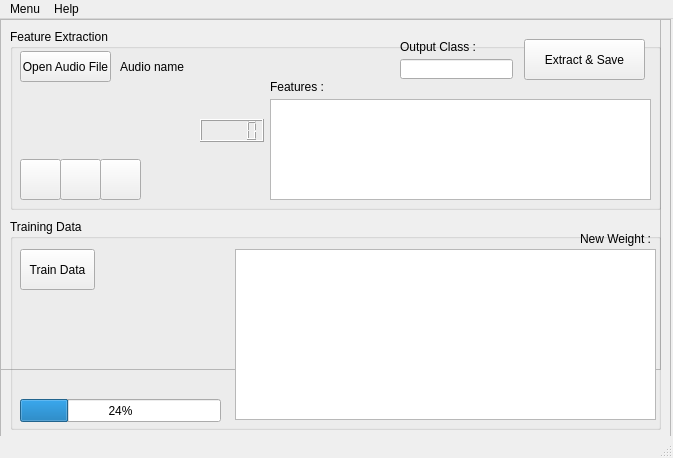
Above: Program/view/ui_files/MainWindow.ui from sukorenomw/MFCC-and-LVQ-for-TDSV before the change. Below: the same form after it.
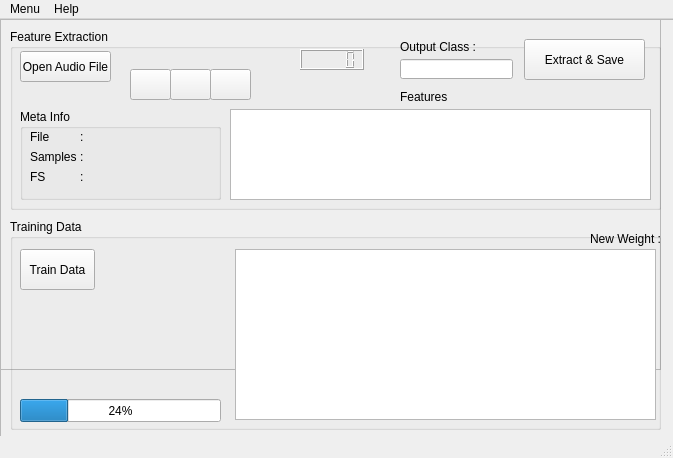
That is the form after the change. Icons and pictures are not drawn. Custom widgets are drawn as their Qt base class.

The edit to the form file:
```diff
--- a/Program/view/ui_files/MainWindow.ui
+++ b/Program/view/ui_files/MainWindow.ui
@@ -61,7 +61,7 @@
      <rect>
       <x>0</x>
       <y>0</y>
-      <width>671</width>
+      <width>681</width>
       <height>421</height>
      </rect>
     </property>
@@ -99,25 +99,6 @@
        <string>Open Audio File</string>
       </property>
      </widget>
-     <widget class="QLabel" name="audioFilenameLbl">
-      <property name="geometry">
-       <rect>
-        <x>110</x>
-        <y>30</y>
-        <width>151</width>
-        <height>16</height>
-       </rect>
-      </property>
-      <property name="font">
-       <font>
-        <weight>50</weight>
-        <bold>false</bold>
-       </font>
-      </property>
-      <property name="text">
-       <string>Audio name</string>
-      </property>
-     </widget>
      <widget class="QLineEdit" name="audioClassInput">
       <property name="geometry">
        <rect>
@@ -157,19 +138,19 @@
      <widget class="QTableWidget" name="featuresTbl">
       <property name="geometry">
        <rect>
-        <x>260</x>
-        <y>70</y>
-        <width>381</width>
-        <height>101</height>
+        <x>220</x>
+        <y>80</y>
+        <width>421</width>
+        <height>91</height>
        </rect>
       </property>
      </widget>
      <widget class="QLabel" name="featureExtLbl">
       <property name="geometry">
        <rect>
-        <x>260</x>
-        <y>50</y>
-        <width>81</width>
+        <x>390</x>
+        <y>60</y>
+        <width>51</width>
         <height>16</height>
        </rect>
       </property>
@@ -180,40 +161,40 @@
      <widget class="Phonon::SeekSlider" name="seekSlider">
       <property name="geometry">
        <rect>
-        <x>10</x>
-        <y>90</y>
-        <width>171</width>
-        <height>22</height>
+        <x>120</x>
+        <y>20</y>
+        <width>161</width>
+        <height>16</height>
        </rect>
       </property>
      </widget>
      <widget class="QLCDNumber" name="lcdNumber">
       <property name="geometry">
        <rect>
-        <x>190</x>
-        <y>90</y>
+        <x>290</x>
+        <y>20</y>
         <width>64</width>
-        <height>23</height>
+        <height>21</height>
        </rect>
       </property>
      </widget>
      <widget class="Phonon::VolumeSlider" name="volumeSlider">
       <property name="geometry">
        <rect>
-        <x>140</x>
-        <y>140</y>
+        <x>240</x>
+        <y>50</y>
         <width>109</width>
-        <height>22</height>
+        <height>16</height>
        </rect>
       </property>
      </widget>
      <widget class="QPushButton" name="audioPlayBtn">
       <property name="geometry">
        <rect>
-        <x>10</x>
-        <y>130</y>
+        <x>120</x>
+        <y>40</y>
         <width>41</width>
-        <height>41</height>
+        <height>31</height>
        </rect>
       </property>
       <property name="text">
@@ -236,10 +217,10 @@
      <widget class="QPushButton" name="audioPauseBtn">
       <property name="geometry">
        <rect>
-        <x>50</x>
-        <y>130</y>
+        <x>160</x>
+        <y>40</y>
         <width>41</width>
-        <height>41</height>
+        <height>31</height>
        </rect>
       </property>
       <property name="text">
@@ -259,10 +240,10 @@
      <widget class="QPushButton" name="audioStopBtn">
       <property name="geometry">
        <rect>
-        <x>90</x>
-        <y>130</y>
+        <x>200</x>
+        <y>40</y>
         <width>41</width>
-        <height>41</height>
+        <height>31</height>
        </rect>
       </property>
       <property name="text">
@@ -273,6 +254,133 @@
         <normaloff>:/icons/1461587394_black_4_audio_stop.png</normaloff>:/icons/1461587394_black_4_audio_stop.png</iconset>
       </property>
      </widget>
+     <widget class="QGroupBox" name="metaGroup">
+      <property name="geometry">
+       <rect>
+        <x>10</x>
+        <y>80</y>
+        <width>201</width>
+        <height>91</height>
+       </rect>
+      </property>
+      <property name="title">
+       <string>Meta Info</string>
+      </property>
+      <widget class="QLabel" name="fileLbl">
+       <property name="geometry">
+        <rect>
+         <x>10</x>
+         <y>20</y>
+         <width>31</width>
+         <height>16</height>
+        </rect>
+       </property>
+       <property name="font">
+        <font>
+         <weight>50</weight>
+         <bold>false</bold>
+        </font>
+       </property>
+       <property name="text">
+        <string>File  </string>
+       </property>
+      </widget>
+      <widget class="QLabel" name="samplesLbl">
+       <property name="geometry">
+        <rect>
+         <x>10</x>
+         <y>40</y>
+         <width>51</width>
+         <height>16</height>
+        </rect>
+       </property>
+       <property name="font">
+        <font>
+         <weight>50</weight>
+         <bold>false</bold>
+        </font>
+       </property>
+       <property name="text">
+        <string>Samples </string>
+       </property>
+      </widget>
+      <widget class="QLabel" name="fsLbl">
+       <property name="geometry">
+        <rect>
+         <x>10</x>
+         <y>60</y>
+         <width>21</width>
+         <height>16</height>
+        </rect>
+       </property>
+       <property name="font">
+        <font>
+         <weight>50</weight>
+         <bold>false</bold>
+        </font>
+       </property>
+       <property name="text">
+        <string>FS </string>
+       </property>
+      </widget>
+      <widget class="QLabel" name="audioFilenameLbl">
+       <property name="geometry">
+        <rect>
+         <x>60</x>
+         <y>20</y>
+         <width>131</width>
+         <height>16</height>
+        </rect>
+       </property>
+       <property name="font">
+        <font>
+         <weight>50</weight>
+         <bold>false</bold>
+        </font>
+       </property>
+       <property name="text">
+        <string>:</string>
+       </property>
+      </widget>
+      <widget class="QLabel" name="sampleValLbl">
+       <property name="geometry">
+        <rect>
+         <x>60</x>
+         <y>40</y>
+         <width>131</width>
+         <height>16</height>
+        </rect>
+       </property>
+       <property name="font">
+        <font>
+         <weight>50</weight>
+         <bold>false</bold>
+        </font>
+       </property>
+       <property name="text">
+        <string>:</string>
+       </property>
+      </widget>
+      <widget class="QLabel" name="fsValLbl">
+       <property name="geometry">
+        <rect>
+         <x>60</x>
+         <y>60</y>
+         <width>131</width>
+         <height>16</height>
+        </rect>
+       </property>
+       <property name="font">
+        <font>
+         <weight>50</weight>
+         <bold>false</bold>
+        </font>
+       </property>
+       <property name="text">
+        <string>:</string>
+       </property>
+      </widget>
+     </widget>
     </widget>
     <widget class="QGroupBox" name="trainDataGroup">
      <property name="geometry">
@@ -299,7 +407,7 @@
      <widget class="QLabel" name="newWeightLbl">
       <property name="geometry">
        <rect>
-        <x>570</x>
+        <x>580</x>
         <y>10</y>
         <width>71</width>
         <height>20</height>
```
Left out of the diff: 5 changed lines with no effect on the pictures.
